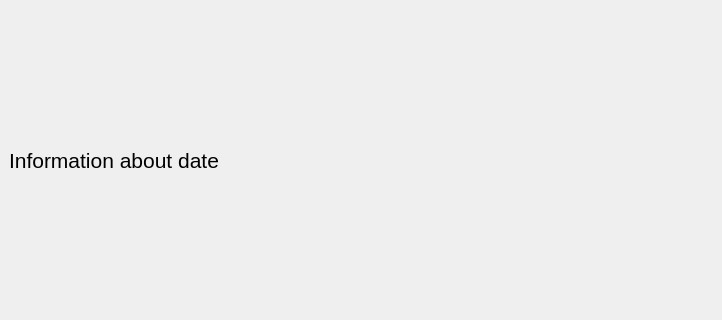
Qt form mainwindow.ui (DmytroHoliaka/To-Doing) before a commit; both pictures show x 0 to 722 and y 123 to 443 of the 722 by 589 pixel window.
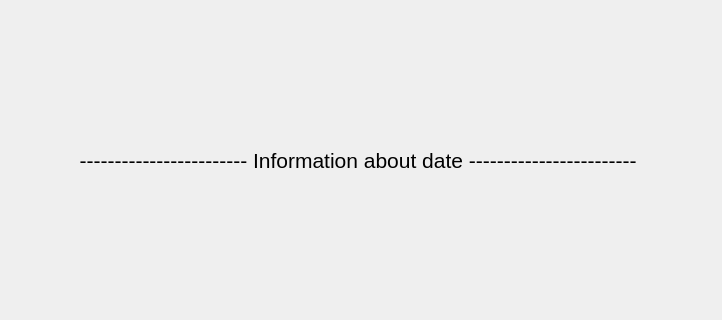
The same form after that commit.

Commit message: Data display was mod.

```diff
--- a/mainwindow.ui
+++ b/mainwindow.ui
@@ -14,17 +14,34 @@
    <string>MainWindow</string>
   </property>
   <widget class="QWidget" name="centralwidget">
-   <layout class="QVBoxLayout" name="verticalLayout">
+   <layout class="QHBoxLayout" name="horizontalLayout">
     <item>
      <widget class="QLabel" name="date_label">
       <property name="font">
        <font>
         <pointsize>16</pointsize>
+        <italic>false</italic>
+        <bold>false</bold>
         <stylestrategy>PreferDefault</stylestrategy>
        </font>
       </property>
+      <property name="focusPolicy">
+       <enum>Qt::NoFocus</enum>
+      </property>
+      <property name="layoutDirection">
+       <enum>Qt::LeftToRight</enum>
+      </property>
+      <property name="inputMethodHints">
+       <set>Qt::ImhNone</set>
+      </property>
       <property name="text">
-       <string>Information about date</string>
+       <string>------------------------ Information about date ------------------------ </string>
+      </property>
+      <property name="textFormat">
+       <enum>Qt::AutoText</enum>
+      </property>
+      <property name="alignment">
+       <set>Qt::AlignCenter</set>
       </property>
      </widget>
     </item>
```
The commit also changes 1 other file.
